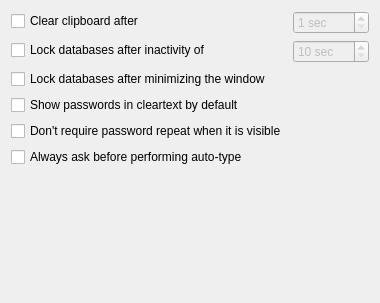
First picture: the form in src/gui/SettingsWidgetSecurity.ui, repository keepassxreboot/keepassxc, before the edit.
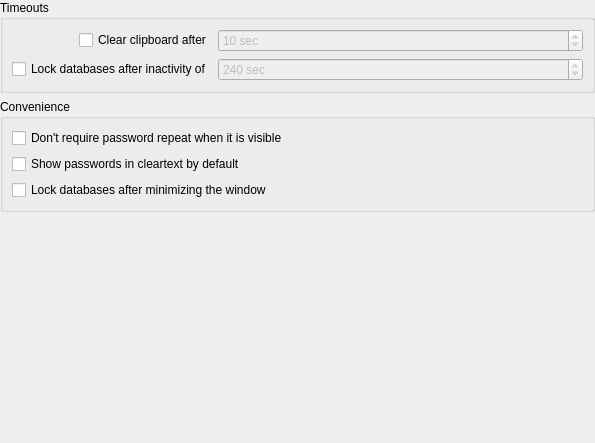
Second picture: the form after the edit.

Commit message: Rework security settings, set sane default timeout value

```diff
--- a/src/gui/SettingsWidgetSecurity.ui
+++ b/src/gui/SettingsWidgetSecurity.ui
@@ -6,23 +6,40 @@
    <rect>
     <x>0</x>
     <y>0</y>
-    <width>374</width>
-    <height>303</height>
+    <width>595</width>
+    <height>443</height>
    </rect>
   </property>
-  <layout class="QFormLayout" name="formLayout">
-   <item row="0" column="0">
-    <widget class="QCheckBox" name="clearClipboardCheckBox">
-     <property name="text">
-      <string>Clear clipboard after</string>
-     </property>
-    </widget>
-   </item>
+  <layout class="QVBoxLayout" name="verticalLayout">
+   <property name="leftMargin">
+    <number>0</number>
+   </property>
+   <property name="topMargin">
+    <number>0</number>
+   </property>
+   <property name="rightMargin">
+    <number>0</number>
+   </property>
+   <property name="bottomMargin">
+    <number>0</number>
+   </property>
+   <item>
+    <widget class="QGroupBox" name="groupBox">
+     <property name="title">
+      <string>Timeouts</string>
+     </property>
+     <layout class="QGridLayout" name="gridLayout">
    <item row="0" column="1">
     <widget class="QSpinBox" name="clearClipboardSpinBox">
      <property name="enabled">
       <bool>false</bool>
      </property>
+        <property name="sizePolicy">
+         <sizepolicy hsizetype="Expanding" vsizetype="Fixed">
+          <horstretch>0</horstretch>
+          <verstretch>0</verstretch>
+         </sizepolicy>
+        </property>
      <property name="suffix">
       <string> sec</string>
      </property>
@@ -32,20 +49,22 @@
      <property name="maximum">
       <number>999</number>
      </property>
-    </widget>
-   </item>
-   <item row="1" column="0">
-    <widget class="QCheckBox" name="lockDatabaseIdleCheckBox">
-     <property name="text">
-      <string>Lock databases after inactivity of</string>
+        <property name="value">
+         <number>10</number>
      </property>
     </widget>
    </item>
-   <item row="1" column="1">
+      <item row="2" column="1">
     <widget class="QSpinBox" name="lockDatabaseIdleSpinBox">
      <property name="enabled">
       <bool>false</bool>
      </property>
+        <property name="sizePolicy">
+         <sizepolicy hsizetype="Expanding" vsizetype="Fixed">
+          <horstretch>0</horstretch>
+          <verstretch>0</verstretch>
+         </sizepolicy>
+        </property>
      <property name="suffix">
       <string> sec</string>
      </property>
@@ -55,42 +74,76 @@
      <property name="maximum">
       <number>9999</number>
      </property>
-    </widget>
-   </item>
-   <item row="2" column="0">
-    <widget class="QCheckBox" name="lockDatabaseMinimizeCheckBox">
+        <property name="value">
+         <number>240</number>
+        </property>
+       </widget>
+      </item>
+      <item row="0" column="0" alignment="Qt::AlignRight">
+       <widget class="QCheckBox" name="clearClipboardCheckBox">
      <property name="text">
-      <string>Lock databases after minimizing the window</string>
+         <string>Clear clipboard after</string>
      </property>
     </widget>
    </item>
-   <item row="3" column="0">
-    <widget class="QCheckBox" name="passwordCleartextCheckBox">
+      <item row="2" column="0" alignment="Qt::AlignRight">
+       <widget class="QCheckBox" name="lockDatabaseIdleCheckBox">
      <property name="text">
-      <string>Show passwords in cleartext by default</string>
+         <string>Lock databases after inactivity of</string>
      </property>
     </widget>
    </item>
-   <item row="4" column="0">
+     </layout>
+    </widget>
+   </item>
+   <item>
+    <widget class="QGroupBox" name="groupBox_2">
+     <property name="title">
+      <string>Convenience</string>
+     </property>
+     <layout class="QVBoxLayout" name="verticalLayout_3">
+      <item>
     <widget class="QCheckBox" name="passwordRepeatCheckBox">
      <property name="text">
       <string>Don't require password repeat when it is visible</string>
      </property>
     </widget>
    </item>
-   <item row="5" column="0">
-    <widget class="QCheckBox" name="autoTypeAskCheckBox">
+      <item>
+       <widget class="QCheckBox" name="passwordCleartextCheckBox">
      <property name="text">
-      <string>Always ask before performing auto-type</string>
+         <string>Show passwords in cleartext by default</string>
      </property>
     </widget>
    </item>
-  </layout>
- </widget>
- <tabstops>
-  <tabstop>clearClipboardCheckBox</tabstop>
-  <tabstop>clearClipboardSpinBox</tabstop>
- </tabstops>
+      <item>
+       <widget class="QCheckBox" name="lockDatabaseMinimizeCheckBox">
+        <property name="text">
+         <string>Lock databases after minimizing the window</string>
+        </property>
+       </widget>
+      </item>
+     </layout>
+    </widget>
+   </item>
+   <item>
+    <spacer name="verticalSpacer_2">
+     <property name="orientation">
+      <enum>Qt::Vertical</enum>
+     </property>
+     <property name="sizeType">
+      <enum>QSizePolicy::Expanding</enum>
+     </property>
+     <property name="sizeHint" stdset="0">
+      <size>
+       <width>20</width>
+       <height>30</height>
+      </size>
+     </property>
+    </spacer>
+   </item>
+  </layout>
+ </widget>
  <resources/>
  <connections/>
 </ui>
```
Lines whose indentation alone changed are shown as unchanged. The commit also changes 3 other files.
